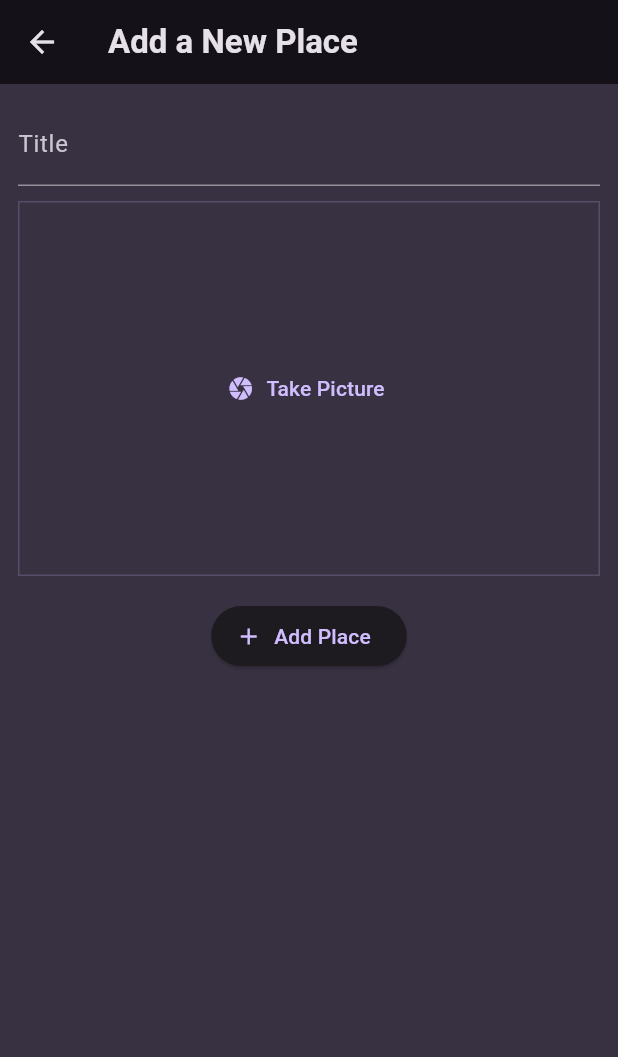
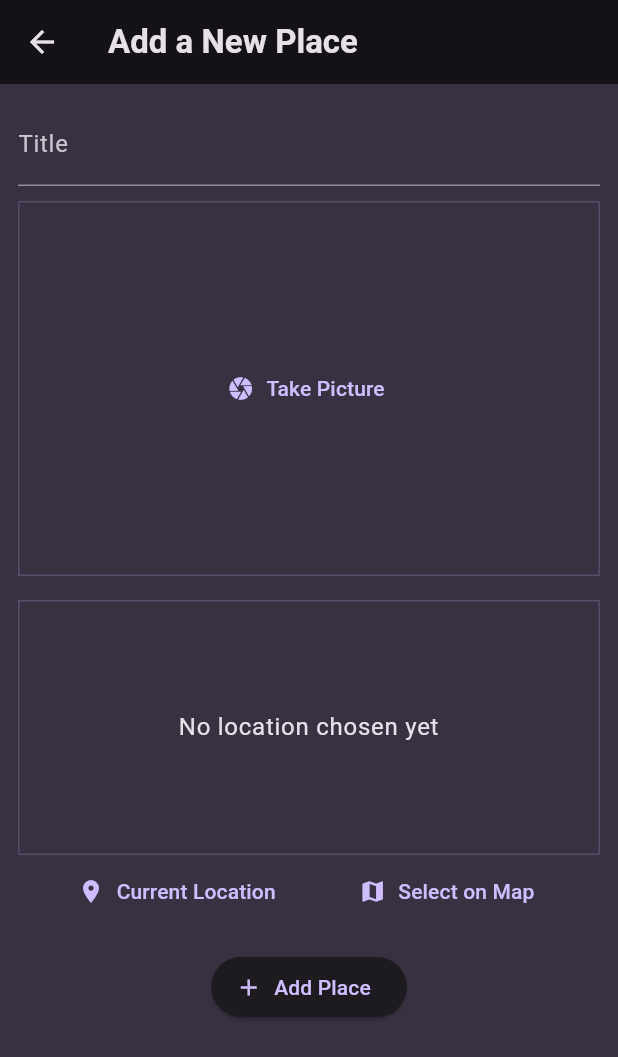
Before and after one commit to MoldyHacker/flutter_favorite_places, a Flutter app: the AddPlaceScreen screen opened directly, on a phone screen of 412 x 824 dp. Shown: the top 1057 px of the screen. Run offline on Flutter 3.47's test engine with Material 3 defaults, Android fonts, the phone set to English and light mode, and no system bars; our stand-ins replace flutter_riverpod, google_fonts, image_picker.

Commit message:
Add LocationInput widget to AddPlaceScreen

```diff
--- a/lib/screens/add_place.dart
+++ b/lib/screens/add_place.dart
@@ -1,5 +1,6 @@
 import 'dart:io';
 
+import 'package:favorite_places/widgets/location_input.dart';
 import 'package:flutter/material.dart';
 import 'package:flutter_riverpod/flutter_riverpod.dart';
 
@@ -60,6 +61,8 @@ class _AddPlaceScreenState extends ConsumerState<AddPlaceScreen> {
               },
             ),
             const SizedBox(height: 16),
+            LocationInput(),
+            const SizedBox(height: 16),
             ElevatedButton.icon(
               onPressed: _savePlace,
               icon: const Icon(Icons.add),
--- /dev/null
+++ b/lib/widgets/location_input.dart
@@ -0,0 +1,58 @@
+import 'package:flutter/material.dart';
+
+class LocationInput extends StatefulWidget {
+  const LocationInput({
+    super.key,
+    // required this.onSelectPlace,
+  });
+  // final Function onSelectPlace;
+
+  // LocationInput(this.onSelectPlace);
+
+  @override
+  State<LocationInput> createState() => _LocationInputState();
+}
+
+class _LocationInputState extends State<LocationInput> {
+  @override
+  Widget build(BuildContext context) {
+    return Column(
+      children: [
+        Container(
+          height: 170,
+          width: double.infinity,
+          alignment: Alignment.center,
+          decoration: BoxDecoration(
+            border: Border.all(
+              width: 1,
+              color: Theme.of(context).colorScheme.primary.withOpacity(0.2),
+            ),
+          ),
+          child: Text(
+            'No location chosen yet',
+            textAlign: TextAlign.center,
+            style: Theme.of(context)
+                .textTheme
+                .bodyLarge!
+                .copyWith(color: Theme.of(context).colorScheme.onBackground),
+          ),
+        ),
+        Row(
+          mainAxisAlignment: MainAxisAlignment.spaceEvenly,
+          children: [
+            TextButton.icon(
+              onPressed: () {},
+              icon: const Icon(Icons.location_on),
+              label: const Text('Current Location'),
+            ),
+            TextButton.icon(
+              onPressed: () {},
+              icon: const Icon(Icons.map),
+              label: const Text('Select on Map'),
+            ),
+          ],
+        ),
+      ],
+    );
+  }
+}
```
